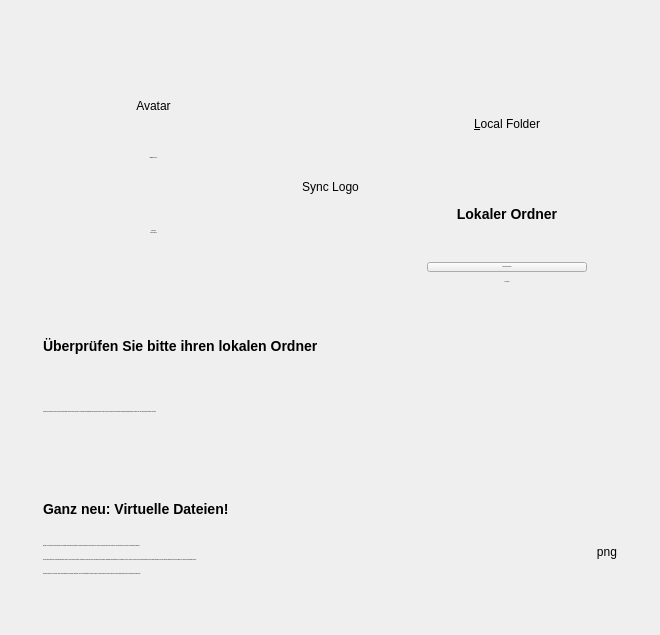
First picture: the form in src/gui/wizard/owncloudadvancedsetuppage.ui, repository nextmcloud/desktop, before the edit.
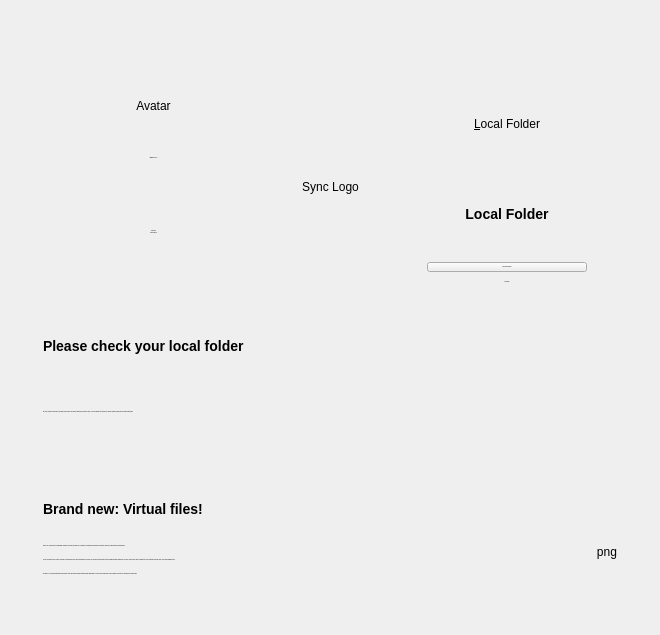
Second picture: the form after the edit.

The edit to the form file:
```diff
--- a/src/gui/wizard/owncloudadvancedsetuppage.ui
+++ b/src/gui/wizard/owncloudadvancedsetuppage.ui
@@ -360,7 +360,7 @@
               <string notr="true">font: 14px &quot;Segoe UI&quot;;</string>
              </property>
              <property name="text">
-              <string>&lt;html&gt;&lt;head/&gt;&lt;body&gt;&lt;p&gt;&lt;b&gt;&lt;span style=&quot; font-size:14px;&quot;&gt;Lokaler Ordner&lt;/span&gt;&lt;/b&gt;&lt;/p&gt;&lt;/body&gt;&lt;/html&gt;</string>
+              <string>&lt;html&gt;&lt;head/&gt;&lt;body&gt;&lt;p&gt;&lt;b&gt;&lt;span style=&quot; font-size:14px;&quot;&gt;Local Folder&lt;/span&gt;&lt;/b&gt;&lt;/p&gt;&lt;/body&gt;&lt;/html&gt;</string>
              </property>
              <property name="alignment">
               <set>Qt::AlignCenter</set>
@@ -546,7 +546,7 @@
               <string notr="true">font: 75 14px &quot;Segoe UI&quot;;</string>
              </property>
              <property name="text">
-              <string>&lt;html&gt;&lt;head/&gt;&lt;body&gt;&lt;p&gt;&lt;b&gt;&lt;span style=&quot; font-size:14px;&quot;&gt;Überprüfen Sie bitte ihren lokalen Ordner&lt;/span&gt;&lt;/b&gt;&lt;/p&gt;&lt;/body&gt;&lt;/html&gt;</string>
+              <string>&lt;html&gt;&lt;head/&gt;&lt;body&gt;&lt;p&gt;&lt;b&gt;&lt;span style=&quot; font-size:14px;&quot;&gt;Please check your local folder &lt;/span&gt;&lt;/b&gt;&lt;/p&gt;&lt;/body&gt;&lt;/html&gt;</string>
              </property>
              <property name="alignment">
               <set>Qt::AlignLeading|Qt::AlignLeft|Qt::AlignVCenter</set>
@@ -570,7 +570,7 @@
             <string notr="true">font: 13px &quot;Segoe UI&quot;;</string>
            </property>
            <property name="text">
-            <string>Aufgrund des Wechsels zu einem neuen Produkt können wir nicht sicher erkennen, wo Ihr bisheriger MagentaCLOUD gespeichert ist. Sollten Sie den Speicherort in der bisherigen Software angepasst haben, so wählen Sie den Speicherort bitte oben erneut aus.</string>
+            <string>Due to the change to a new product, we cannot be sure where your previous MagentaCLOUD folder is stored. If you have adjusted the location in the previous software, please select the location again above.</string>
            </property>
            <property name="alignment">
             <set>Qt::AlignLeading|Qt::AlignLeft|Qt::AlignVCenter</set>
@@ -611,7 +611,7 @@
             <string notr="true">font: 75 14px &quot;Segoe UI&quot;;</string>
            </property>
            <property name="text">
-            <string>&lt;html&gt;&lt;head/&gt;&lt;body&gt;&lt;p&gt;&lt;b&gt;&lt;span style=&quot; font-size:14px;&quot;&gt;Ganz neu: Virtuelle Dateien!&lt;/span&gt;&lt;/b&gt;&lt;/p&gt;&lt;/body&gt;&lt;/html&gt;</string>
+            <string>&lt;html&gt;&lt;head/&gt;&lt;body&gt;&lt;p&gt;&lt;b&gt;&lt;span style=&quot; font-size:14px;&quot;&gt;Brand new: Virtual files!&lt;/span&gt;&lt;/b&gt;&lt;/p&gt;&lt;/body&gt;&lt;/html&gt;</string>
            </property>
            <property name="alignment">
             <set>Qt::AlignLeading|Qt::AlignLeft|Qt::AlignVCenter</set>
@@ -635,7 +635,7 @@
               <string notr="true">font: 13px &quot;Segoe UI&quot;;</string>
              </property>
              <property name="text">
-              <string notr="true">&lt;html&gt;&lt;head/&gt;&lt;body&gt;&lt;p&gt;Dateien in Ihrem lokalen Ordner werden nicht ständig vollständig heruntergeladen, sondern stattdessen nur auf Bedarf. Der Vorteil ist, dass alle Dateien und Ordner für Sie sichtbar sind, ohne dass sie Speicherplatz belegen.&lt;/p&gt;&lt;p&gt;Ob eine Datei gerade Ihren Speicherplatz belegt, sehen sie an den grünen Häkchen im Explorer. Sie können Ordner und Dateien auch zwingen vollständig heruntergeladen zur Verfügung zu stehen. Klicken Sie dazu mit der rechten Maustaste auf das Objekt, navigieren Sie zum Eintrag &quot;MagentaCLOUD&quot; und wählen Sie &quot;Immer lokal verfügbar machen&quot;.&lt;/p&gt;&lt;p&gt;Umgekehrt können Sie im selben Menü Speicherplatz schneller wieder freigeben, als es sonst automatisch geschehen würde. Das blaue Wolken-Symbol zeigt Ihnen, welche Objekte gerade keinen Speicherplatz verbrauchen.&lt;/p&gt;&lt;/body&gt;&lt;/html&gt;</string>
+              <string>&lt;html&gt;&lt;head/&gt;&lt;body&gt;&lt;p&gt;Files in your local folder are not downloaded completely all the time, but instead only on demand. The advantage is that all files and folders are visible to you without taking up storage space.&lt;/p&gt;&lt;p&gt;You can see whether a file is currently occupying your storage space by the green checkmarks in the explorer. You can also force folders and files to be available completely downloaded. To do this, right-click on the object, navigate to the entry  &quot;MagentaCLOUD&quot; and select  &quot;Always make available locally&quot;.&lt;/p&gt;&lt;p&gt;Conversely, you can release storage space more quickly in the same menu than would otherwise happen automatically. The blue cloud symbol shows you which objects are currently not consuming any storage space.&lt;/p&gt;&lt;/body&gt;&lt;/html&gt;</string>
              </property>
              <property name="alignment">
               <set>Qt::AlignLeading|Qt::AlignLeft|Qt::AlignTop</set>
```
